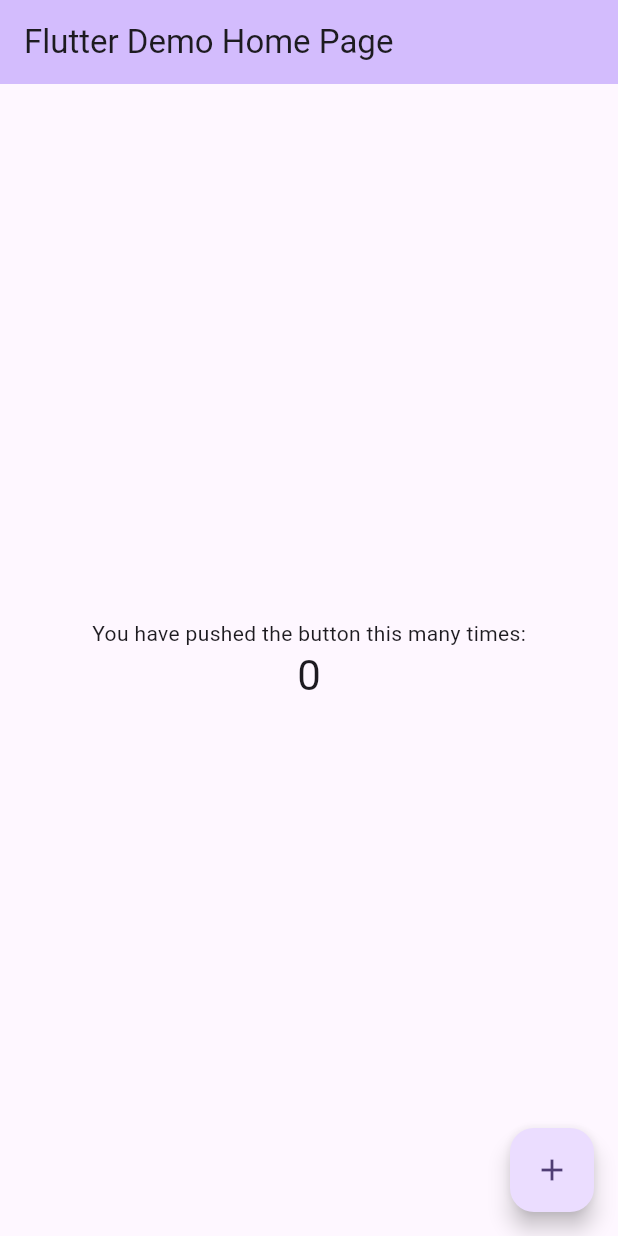
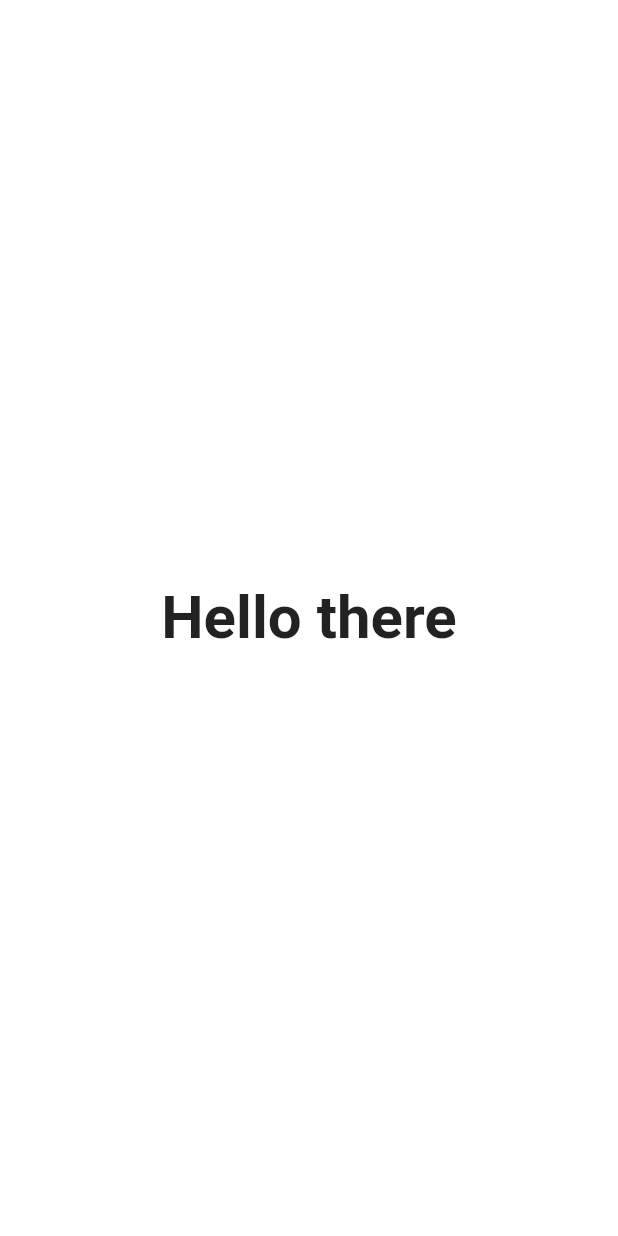
Before and after one commit to MingSern/rainbow, a Flutter app: the screen it shows after launch, on a phone screen of 412 x 824 dp. Run offline on Flutter 3.47's test engine with Material 2 defaults, Android fonts, the phone set to English and light mode, and no system bars.

Commit message:
master : Added basic functions

```diff
--- /dev/null
+++ b/lib/apps/rainbow_app.dart
@@ -0,0 +1,17 @@
+import 'package:flutter/material.dart';
+import 'package:rainbow/pages/home_page.dart';
+
+/// The main app for this project
+class RainbowApp extends StatelessWidget {
+  /// The main app for this project
+  const RainbowApp({super.key});
+
+  @override
+  Widget build(BuildContext context) {
+    return const MaterialApp(
+      debugShowCheckedModeBanner: false,
+      title: 'Rainbow',
+      home: HomePage(),
+    );
+  }
+}
--- a/lib/main.dart
+++ b/lib/main.dart
@@ -1,125 +1,6 @@
 import 'package:flutter/material.dart';
+import 'package:rainbow/apps/rainbow_app.dart';
 
 void main() {
-  runApp(const MyApp());
+  runApp(const RainbowApp());
 }
-
-class MyApp extends StatelessWidget {
-  const MyApp({super.key});
-
-  // This widget is the root of your application.
-  @override
-  Widget build(BuildContext context) {
-    return MaterialApp(
-      title: 'Flutter Demo',
-      theme: ThemeData(
-        // This is the theme of your application.
-        //
-        // TRY THIS: Try running your application with "flutter run". You'll see
-        // the application has a blue toolbar. Then, without quitting the app,
-        // try changing the seedColor in the colorScheme below to Colors.green
-        // and then invoke "hot reload" (save your changes or press the "hot
-        // reload" button in a Flutter-supported IDE, or press "r" if you used
-        // the command line to start the app).
-        //
-        // Notice that the counter didn't reset back to zero; the application
-        // state is not lost during the reload. To reset the state, use hot
-        // restart instead.
-        //
-        // This works for code too, not just values: Most code changes can be
-        // tested with just a hot reload.
-        colorScheme: ColorScheme.fromSeed(seedColor: Colors.deepPurple),
-        useMaterial3: true,
-      ),
-      home: const MyHomePage(title: 'Flutter Demo Home Page'),
-    );
-  }
-}
-
-class MyHomePage extends StatefulWidget {
-  const MyHomePage({super.key, required this.title});
-
-  // This widget is the home page of your application. It is stateful, meaning
-  // that it has a State object (defined below) that contains fields that affect
-  // how it looks.
-
-  // This class is the configuration for the state. It holds the values (in this
-  // case the title) provided by the parent (in this case the App widget) and
-  // used by the build method of the State. Fields in a Widget subclass are
-  // always marked "final".
-
-  final String title;
-
-  @override
-  State<MyHomePage> createState() => _MyHomePageState();
-}
-
-class _MyHomePageState extends State<MyHomePage> {
-  int _counter = 0;
-
-  void _incrementCounter() {
-    setState(() {
-      // This call to setState tells the Flutter framework that something has
-      // changed in this State, which causes it to rerun the build method below
-      // so that the display can reflect the updated values. If we changed
-      // _counter without calling setState(), then the build method would not be
-      // called again, and so nothing would appear to happen.
-      _counter++;
-    });
-  }
-
-  @override
-  Widget build(BuildContext context) {
-    // This method is rerun every time setState is called, for instance as done
-    // by the _incrementCounter method above.
-    //
-    // The Flutter framework has been optimized to make rerunning build methods
-    // fast, so that you can just rebuild anything that needs updating rather
-    // than having to individually change instances of widgets.
-    return Scaffold(
-      appBar: AppBar(
-        // TRY THIS: Try changing the color here to a specific color (to
-        // Colors.amber, perhaps?) and trigger a hot reload to see the AppBar
-        // change color while the other colors stay the same.
-        backgroundColor: Theme.of(context).colorScheme.inversePrimary,
-        // Here we take the value from the MyHomePage object that was created by
-        // the App.build method, and use it to set our appbar title.
-        title: Text(widget.title),
-      ),
-      body: Center(
-        // Center is a layout widget. It takes a single child and positions it
-        // in the middle of the parent.
-        child: Column(
-          // Column is also a layout widget. It takes a list of children and
-          // arranges them vertically. By default, it sizes itself to fit its
-          // children horizontally, and tries to be as tall as its parent.
-          //
-          // Column has various properties to control how it sizes itself and
-          // how it positions its children. Here we use mainAxisAlignment to
-          // center the children vertically; the main axis here is the vertical
-          // axis because Columns are vertical (the cross axis would be
-          // horizontal).
-          //
-          // TRY THIS: Invoke "debug painting" (choose the "Toggle Debug Paint"
-          // action in the IDE, or press "p" in the console), to see the
-          // wireframe for each widget.
-          mainAxisAlignment: MainAxisAlignment.center,
-          children: <Widget>[
-            const Text(
-              'You have pushed the button this many times:',
-            ),
-            Text(
-              '$_counter',
-              style: Theme.of(context).textTheme.headlineMedium,
-            ),
-          ],
-        ),
-      ),
-      floatingActionButton: FloatingActionButton(
-        onPressed: _incrementCounter,
-        tooltip: 'Increment',
-        child: const Icon(Icons.add),
-      ), // This trailing comma makes auto-formatting nicer for build methods.
-    );
-  }
-}
--- /dev/null
+++ b/lib/pages/home_page.dart
@@ -0,0 +1,63 @@
+import 'dart:math';
+
+import 'package:flutter/material.dart';
+import 'package:flutter/services.dart';
+import 'package:rainbow/widgets/header_text.dart';
+
+/// The first page where users are going to see
+class HomePage extends StatefulWidget {
+  /// The first page where users are going to see
+  const HomePage({super.key});
+
+  @override
+  State<HomePage> createState() => _HomePageState();
+}
+
+class _HomePageState extends State<HomePage> {
+  final _random = Random();
+  Color _backgroundColor = Colors.white;
+  bool _isBright = true;
+
+  void _onTap() {
+    HapticFeedback.mediumImpact();
+    _backgroundColor = _generateColor();
+    _isBright = _determineBrightness(_backgroundColor);
+    setState(() => {});
+  }
+
+  Color _generateColor() {
+    final value = _random.nextDouble();
+    final hexCode = (value * 0xFFFFFF).toInt();
+
+    return Color(hexCode).withOpacity(1.0);
+  }
+
+  bool _determineBrightness(Color color) {
+    const brightnessThreshold = 0.5;
+    final isbrighter = color.computeLuminance() > brightnessThreshold;
+
+    return isbrighter;
+  }
+
+  @override
+  Widget build(BuildContext context) {
+    return GestureDetector(
+      onTap: _onTap,
+      child: AnnotatedRegion<SystemUiOverlayStyle>(
+        value:
+            _isBright ? SystemUiOverlayStyle.dark : SystemUiOverlayStyle.light,
+        child: Theme(
+          data: ThemeData(
+            scaffoldBackgroundColor: _backgroundColor,
+            brightness: _isBright ? Brightness.light : Brightness.dark,
+          ),
+          child: const Scaffold(
+            body: Center(
+              child: HeaderText("Hello there"),
+            ),
+          ),
+        ),
+      ),
+    );
+  }
+}
--- /dev/null
+++ b/lib/widgets/header_text.dart
@@ -0,0 +1,21 @@
+import 'package:flutter/material.dart';
+
+/// A specialise widget to handle header style text
+class HeaderText extends StatelessWidget {
+  /// The [text] parameter must not be null
+  final String text;
+
+  /// A specialise widget to handle header style text
+  const HeaderText(this.text, {super.key});
+
+  @override
+  Widget build(BuildContext context) {
+    return Text(
+      text,
+      style: const TextStyle(
+        fontWeight: FontWeight.bold,
+        fontSize: 40,
+      ),
+    );
+  }
+}
```
Also changed, not shown: pubspec.yaml (+5 -72 lines), 1 other file.
